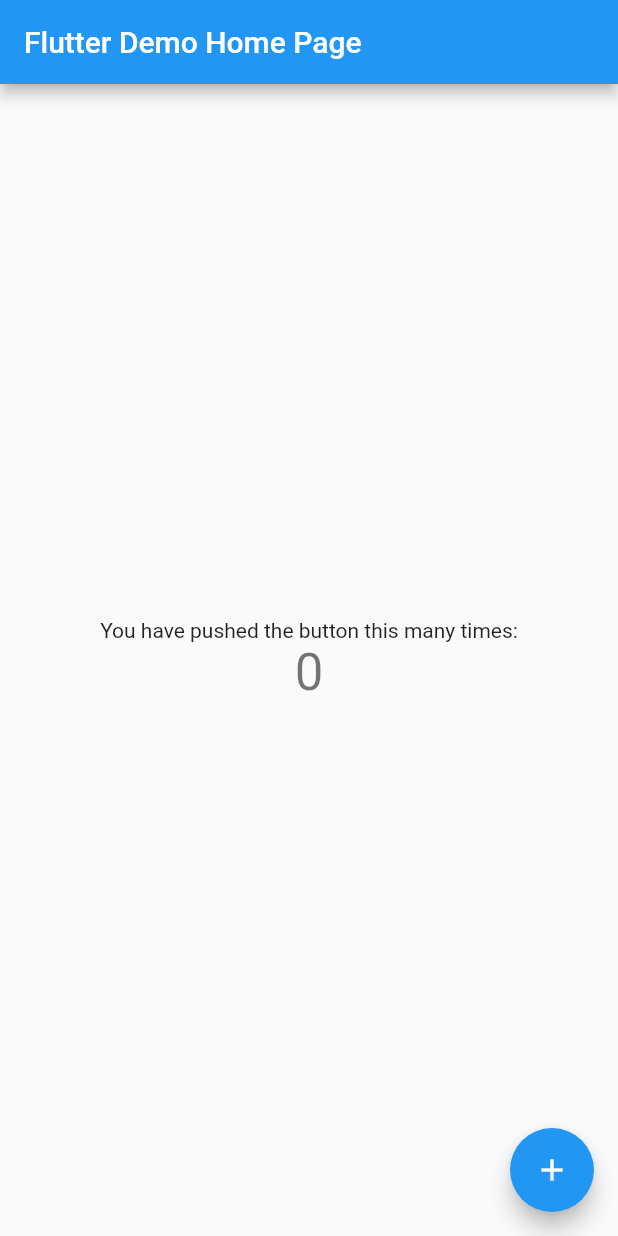
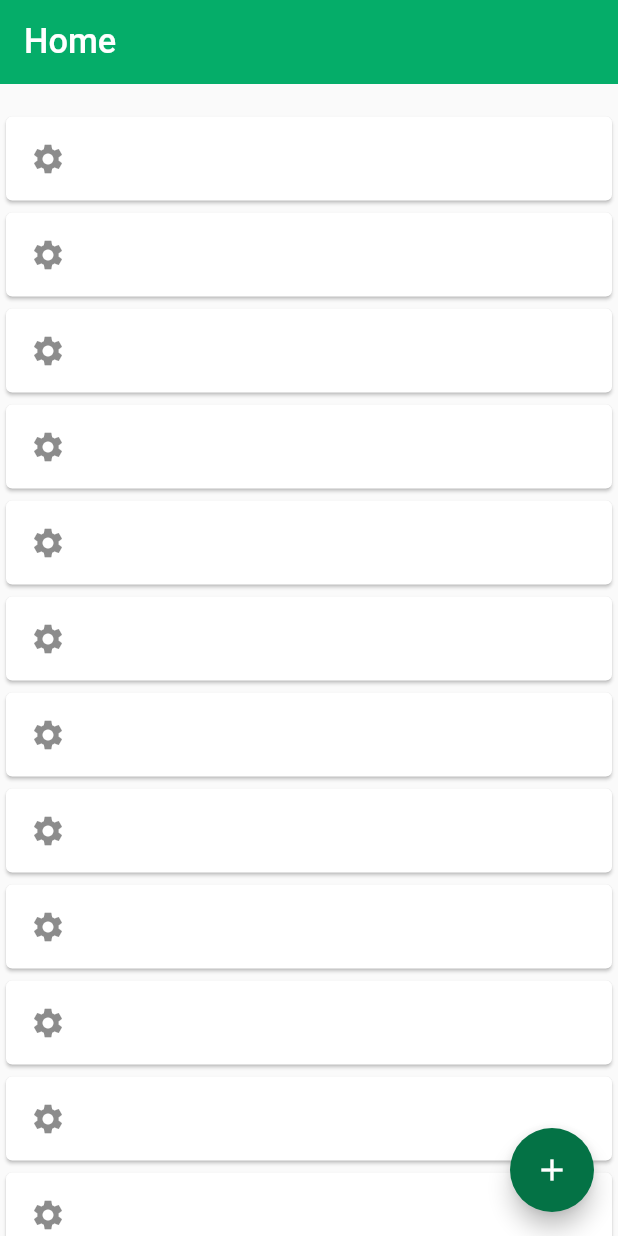
Before and after one commit to Mashood97/Flutter-Clean-Architecture-Implementation, a Flutter app: the screen it shows after launch, on a phone screen of 412 x 824 dp. Run offline on Flutter 3.47's test engine with Material 2 defaults, Android fonts, the phone set to English and light mode, and no system bars; our stand-ins replace equatable, floor, flutter_bloc, flutter_screenutil, get_it, sqflite; accounts and stored records are empty; generated files the repository leaves out were written again.

Commit message:
Add Routing, app wide widgets and ui helpers.

```diff
--- /dev/null
+++ b/lib/core/presentation/pages/add_task.dart
@@ -0,0 +1,12 @@
+import 'package:flutter/material.dart';
+
+class AddTask extends StatelessWidget {
+  const AddTask({ Key? key }) : super(key: key);
+
+  @override
+  Widget build(BuildContext context) {
+    return Scaffold(
+
+    );
+  }
+}
--- /dev/null
+++ b/lib/core/presentation/pages/home.dart
@@ -0,0 +1,52 @@
+import 'package:flutter/material.dart';
+import 'package:flutter_dailytask/core/presentation/widgets/appwide_appbar.dart';
+import 'package:flutter_dailytask/helpers/constant/constant_ui.dart';
+import 'package:flutter_dailytask/helpers/routing/app_route.dart';
+import 'package:flutter_screenutil/flutter_screenutil.dart';
+
+class Home extends StatelessWidget {
+  @override
+  Widget build(BuildContext context) {
+    return Scaffold(
+      appBar: CustomAppBar(
+        actions: [],
+        appTitle: 'Home',
+        centerTitle: false,
+        leading: null,
+      ),
+      body: SafeArea(
+        child: SingleChildScrollView(
+          child: Column(
+            mainAxisAlignment: MainAxisAlignment.start,
+            crossAxisAlignment: CrossAxisAlignment.start,
+            children: [
+              AppUtils.changeSizedBoxHeight(14.h),
+              ListView.builder(
+                shrinkWrap: true,
+                physics: NeverScrollableScrollPhysics(),
+                itemBuilder: (ctx, index) => Container(
+                  child: Card(
+                    child: ListTile(
+                      leading: Icon(Icons.settings),
+                    ),
+                  ),
+                ),
+                itemCount: 20,
+              ),
+            ],
+          ),
+        ),
+      ),
+      floatingActionButton: FloatingActionButton(
+        backgroundColor: AppColors.kDarkGreen,
+        splashColor: AppColors.kBlue,
+        onPressed: () {
+          Navigator.pushNamed(context, PageConst.addNewTaskPage);
+        },
+        child: Icon(
+          Icons.add,
+        ),
+      ),
+    );
+  }
+}
--- /dev/null
+++ b/lib/core/presentation/widgets/appwide_appbar.dart
@@ -0,0 +1,41 @@
+import 'package:flutter/material.dart';
+import 'package:flutter/services.dart';
+import 'package:flutter_dailytask/helpers/constant/constant_ui.dart';
+
+class CustomAppBar extends AppBar {
+  final Widget? leading;
+  final List<Widget>? actions;
+  final String? appTitle;
+  final bool? centerTitle;
+
+  CustomAppBar({
+    this.appTitle,
+    this.actions,
+    this.leading,
+    this.centerTitle,
+  }) : super(
+          backgroundColor: AppColors.kLightGreen,
+          actionsIconTheme: IconThemeData(color: AppColors.kWhite),
+          iconTheme: IconThemeData(
+            color: AppColors.kWhite,
+          ),
+          brightness: Brightness.dark,
+          backwardsCompatibility: false,
+          systemOverlayStyle: SystemUiOverlayStyle(
+            statusBarColor: AppColors.kDarkGreen,
+          ),
+          title: Text(
+            appTitle!,
+            style: TextStyle(
+              fontSize: AppFontSizes.largeFontSize,
+              fontWeight: AppFontWeights.mediumFontWeight,
+              color: AppColors.kWhite,
+              decoration: TextDecoration.none,
+            ),
+          ),
+          centerTitle: centerTitle,
+          elevation: 0.0,
+          bottomOpacity: 0.0,
+          actions: actions,
+        );
+}
--- /dev/null
+++ b/lib/helpers/constant/constant_ui.dart
@@ -0,0 +1,141 @@
+import 'package:flutter/material.dart';
+import 'package:flutter_dailytask/helpers/extensions/hex_color_extension.dart';
+
+import 'package:flutter_screenutil/flutter_screenutil.dart';
+
+//App Colors define here so we can update them in future which affect whole app.
+class AppColors {
+  static Color kDarkGreen = HexColor.fromHex("047245");
+  static Color kMidGreen = HexColor.fromHex("048E56");
+  static Color kLightGreen = HexColor.fromHex("05AD69");
+  static Color kWhite = Colors.white;
+  static Color kLightTeal = HexColor.fromHex("75DBE5");
+  static Color kBlack = HexColor.fromHex("000000");
+  static Color kGrey = HexColor.fromHex("333333");
+  static Color kPurple = HexColor.fromHex("7200F8");
+  static Color kBlue = HexColor.fromHex("0099F8");
+  static Color kMidTeal = HexColor.fromHex("97E6DD");
+  static Color kMidGrey = HexColor.fromHex("707070");
+  static Color kBrownDark = HexColor.fromHex("685E5C");
+  static Color kGreen = HexColor.fromHex("7BCC46");
+  static Color kLightBrown = HexColor.fromHex("766C69");
+  static Color kSkyBlue = HexColor.fromHex("D1FBFF");
+  static Color kLightWhiteColor = HexColor.fromHex("cde7dc");
+  static Color kBorderWeeklypreferencesColor = HexColor.fromHex("B8F0E6");
+  static Color kAppBacgroundGradientColor1 = HexColor.fromHex("E5F7F4");
+  static Color kAppBacgroundGradientColor2 = HexColor.fromHex("B1F0E4");
+  static Color kCardBackgroundColorHistoryView = Color(0xFFbf3fcfc);
+}
+
+//App FontSizes define here.
+class AppFontSizes {
+  static double smallFontSize = 12.sp;
+  static double mediumFontSize = 16.sp;
+  static double largeFontSize = 20.sp;
+  static double xLargeFontSize = 24.sp;
+}
+
+class AppFontWeights {
+  static FontWeight thinFontWeight = FontWeight.w100;
+  static FontWeight smallFontWeight = FontWeight.w300;
+  static FontWeight mediumFontWeight = FontWeight.w500;
+  static FontWeight boldFontWeight = FontWeight.w600;
+}
+
+//All app utils define here foreg: screen height,width, padding etc.
+class AppUtils {
+  // static double get screenHeight => Get.height;
+  // static double get screenWidth => Get.width;
+  // static bool get isOverLayOpen => Get.isOverlaysOpen;
+  // static bool get isOverLayClose => Get.isOverlaysClosed;
+
+  // static String get getCurrentRoute => Get.currentRoute;
+
+  static final kBorderRadius = BorderRadius.circular(10.r);
+
+  //full rounded button used in login view.
+  static final kButtonCircularBorderRadius = BorderRadius.circular(20.r);
+
+  //little rounded button for eg using in user profile of psw.
+  static final kButtonLittleCircularBorderRadius = BorderRadius.circular(10.r);
+
+  static const kDivider = Divider();
+
+  static final kPaddingHorizontal = EdgeInsets.symmetric(horizontal: 10.w);
+  static final kPaddingVertical = EdgeInsets.symmetric(vertical: 10.h);
+  static final kPaddingAllSides = EdgeInsets.all(10.h);
+
+  static final kSizedBoxHeight = SizedBox(
+    height: 14.h,
+  );
+
+  static final kSizedBoxWidth = SizedBox(
+    width: 14.w,
+  );
+
+  static SizedBox changeSizedBoxHeight(double height) {
+    return SizedBox(
+      height: height,
+    );
+  }
+
+  static SizedBox changeSizedBoxWidth(double width) {
+    return SizedBox(
+      width: width,
+    );
+  }
+
+  static Divider changeDivider(
+      {double? height, double? endIndent, double? startIndent, Color? color}) {
+    return Divider(
+      endIndent: endIndent!,
+      indent: startIndent!,
+      thickness: height!,
+      color: color!,
+    );
+  }
+}
+
+class AppImages {
+  static const _img_directory = 'assets/images';
+  static const kSplashBackgroundImage = '$_img_directory/splash_bg.svg';
+  static const kSplashBackgroundImagePNG = '$_img_directory/splash_bg.png';
+  static const kAppBackgroundImage = '$_img_directory/screen_bg.svg';
+  static const kAppBackgroundImagePng = '$_img_directory/screen_bg.png';
+  static const kSplashElderBerryLogo =
+      '$_img_directory/elderberry_splash_logo.svg';
+  static const kAppBarElderBerryHeader =
+      '$_img_directory/elderberry_white_logo.svg';
+  static const kBottomNavUpcomingImg = '$_img_directory/upcoming.svg';
+  static const kBottomNavAvailavilityImg = '$_img_directory/availability.svg';
+  static const kBottomNavProfileImg = '$_img_directory/profile.svg';
+  static const kBottomNavHistoryImg = '$_img_directory/history.svg';
+  static const kProfileEditFieldImage = '$_img_directory/edit.svg';
+  static const kProfileEditBlueFieldImage = '$_img_directory/edit_blue.svg';
+  static const kProfileDummyUserImage = '$_img_directory/img_andrea.svg';
+  static const kHistoryDownloadIcon = '$_img_directory/copy_item.svg';
+  //Booking details view:
+  static const kDummyGoogleMapImage = '$_img_directory/google_map_dummy.jpeg';
+  //profile image png
+  static const kProfileImagePng = '$_img_directory/img_andrea.png';
+
+  //Weekly Preferences PSW
+  static const kAddImage = '$_img_directory/add.svg';
+  static const kCloseImage = '$_img_directory/close.svg';
+  //Schedule Exceptions Psw:
+  static const kLeftArrow = '$_img_directory/left_arrow.svg';
+  static const kRightArrow = '$_img_directory/right_arrow.svg';
+
+  //carer module:
+  //home screen:
+  static const kTabImageScheduler = '$_img_directory/scheduler.svg';
+  static const kTabImageCareRecievers = '$_img_directory/care_receivers.svg';
+  static const kTabImageSettings = '$_img_directory/settings.svg';
+  //history and upcoming image used earlier.
+  //Add care reciever
+  static const kHeartImage = '$_img_directory/down_arrow_purple.svg';
+  static const kHeartBlueImage = '$_img_directory/down_arrow_blue.svg';
+  static const kCheckSelectedImage = '$_img_directory/checkbox_selected.svg';
+  static const kCheckUnSelectedImage =
+      '$_img_directory/checkbox_unselected.svg';
+}
--- /dev/null
+++ b/lib/helpers/extensions/hex_color_extension.dart
@@ -0,0 +1,18 @@
+import 'package:flutter/material.dart';
+
+extension HexColor on Color {
+  /// String is in the format "aabbcc" or "ffaabbcc" with an optional leading "#".
+  static Color fromHex( String hexString) {
+    final buffer = StringBuffer();
+    if (hexString.length == 6 || hexString.length == 7) buffer.write('ff');
+    buffer.write(hexString.replaceFirst('#', ''));
+    return Color(int.parse(buffer.toString(), radix: 16));
+  }
+
+  /// Prefixes a hash sign if [leadingHashSign] is set to `true` (default is `true`).
+  String toHex({bool leadingHashSign = true}) => '${leadingHashSign ? '#' : ''}'
+      '${alpha.toRadixString(16).padLeft(2, '0')}'
+      '${red.toRadixString(16).padLeft(2, '0')}'
+      '${green.toRadixString(16).padLeft(2, '0')}'
+      '${blue.toRadixString(16).padLeft(2, '0')}';
+}
--- /dev/null
+++ b/lib/helpers/routing/app_route.dart
@@ -0,0 +1,51 @@
+import 'package:flutter/material.dart';
+import 'package:flutter_dailytask/core/presentation/pages/add_task.dart';
+import 'package:flutter_dailytask/core/presentation/pages/home.dart';
+import 'package:flutter_dailytask/core/presentation/widgets/appwide_appbar.dart';
+
+class PageConst {
+  static const String task_home = "/";
+  static const String addNewTaskPage = "/add-Task";
+}
+
+class OnGenerateRoute {
+  static Route<dynamic> route(RouteSettings settings) {
+    final args = settings.arguments;
+
+    switch (settings.name) {
+      case PageConst.task_home:
+        {
+          return materialBuilder(widget: Home());
+        }
+      case PageConst.addNewTaskPage:
+        {
+          return materialBuilder(widget: AddTask());
+        }
+      default:
+        return materialBuilder(
+          widget: ErrorPage(),
+        );
+    }
+  }
+}
+
+class ErrorPage extends StatelessWidget {
+  @override
+  Widget build(BuildContext context) {
+    return Scaffold(
+      appBar: CustomAppBar(
+        actions: [],
+        appTitle: 'Error',
+        centerTitle: false,
+        leading: null,
+      ),
+      body: Center(
+        child: Text("ERROR"),
+      ),
+    );
+  }
+}
+
+MaterialPageRoute materialBuilder({Widget? widget}) {
+  return MaterialPageRoute(builder: (_) => widget!);
+}
--- a/lib/main.dart
+++ b/lib/main.dart
@@ -1,10 +1,12 @@
 import 'package:flutter/material.dart';
 import 'package:flutter_bloc/flutter_bloc.dart';
+import 'package:flutter_screenutil/flutter_screenutil.dart';
 import 'core/presentation/cubit/task_cubit.dart';
 import 'helpers/dependency_injection/injection_container.dart' as di;
+import 'helpers/routing/app_route.dart';
 
- void main() async {
-   WidgetsFlutterBinding.ensureInitialized();
+void main() async {
+  WidgetsFlutterBinding.ensureInitialized();
 
   await di.init();
   runApp(MyApp());
@@ -16,107 +18,17 @@
   Widget build(BuildContext context) {
     return BlocProvider<TaskCubit>(
       create: (_) => di.sl!<TaskCubit>()..getAllTasks(),
-      child: MaterialApp(
-        title: 'My Daily Task App',
-        theme: ThemeData(
-          // This is the theme of your application.
-          //
-          // Try running your application with "flutter run". You'll see the
-          // application has a blue toolbar. Then, without quitting the app, try
-          // changing the primarySwatch below to Colors.green and then invoke
-          // "hot reload" (press "r" in the console where you ran "flutter run",
-          // or simply save your changes to "hot reload" in a Flutter IDE).
-          // Notice that the counter didn't reset back to zero; the application
-          // is not restarted.
-          primarySwatch: Colors.blue,
+      child: ScreenUtilInit(
+        builder: () => MaterialApp(
+          title: 'My Daily Task App',
+          debugShowCheckedModeBanner: false,
+          theme: ThemeData(
+            primarySwatch: Colors.blue,
+          ),
+          onGenerateRoute: OnGenerateRoute.route,
         ),
-        home: MyHomePage(title: 'Flutter Demo Home Page'),
+        designSize: const Size(360, 650),
       ),
     );
   }
 }
-
-class MyHomePage extends StatefulWidget {
-  MyHomePage({Key? key, required this.title}) : super(key: key);
-
-  // This widget is the home page of your application. It is stateful, meaning
-  // that it has a State object (defined below) that contains fields that affect
-  // how it looks.
-
-  // This class is the configuration for the state. It holds the values (in this
-  // case the title) provided by the parent (in this case the App widget) and
-  // used by the build method of the State. Fields in a Widget subclass are
-  // always marked "final".
-
-  final String title;
-
-  @override
-  _MyHomePageState createState() => _MyHomePageState();
-}
-
-class _MyHomePageState extends State<MyHomePage> {
-  int _counter = 0;
-
-  void _incrementCounter() {
-    setState(() {
-      // This call to setState tells the Flutter framework that something has
-      // changed in this State, which causes it to rerun the build method below
-      // so that the display can reflect the updated values. If we changed
-      // _counter without calling setState(), then the build method would not be
-      // called again, and so nothing would appear to happen.
-      _counter++;
-    });
-  }
-
-  @override
-  Widget build(BuildContext context) {
-    // This method is rerun every time setState is called, for instance as done
-    // by the _incrementCounter method above.
-    //
-    // The Flutter framework has been optimized to make rerunning build methods
-    // fast, so that you can just rebuild anything that needs updating rather
-    // than having to individually change instances of widgets.
-    return Scaffold(
-      appBar: AppBar(
-        // Here we take the value from the MyHomePage object that was created by
-        // the App.build method, and use it to set our appbar title.
-        title: Text(widget.title),
-      ),
-      body: Center(
-        // Center is a layout widget. It takes a single child and positions it
-        // in the middle of the parent.
-        child: Column(
-          // Column is also a layout widget. It takes a list of children and
-          // arranges them vertically. By default, it sizes itself to fit its
-          // children horizontally, and tries to be as tall as its parent.
-          //
-          // Invoke "debug painting" (press "p" in the console, choose the
-          // "Toggle Debug Paint" action from the Flutter Inspector in Android
-          // Studio, or the "Toggle Debug Paint" command in Visual Studio Code)
-          // to see the wireframe for each widget.
-          //
-          // Column has various properties to control how it sizes itself and
-          // how it positions its children. Here we use mainAxisAlignment to
-          // center the children vertically; the main axis here is the vertical
-          // axis because Columns are vertical (the cross axis would be
-          // horizontal).
-          mainAxisAlignment: MainAxisAlignment.center,
-          children: <Widget>[
-            Text(
-              'You have pushed the button this many times:',
-            ),
-            Text(
-              '$_counter',
-              style: Theme.of(context).textTheme.headline4,
-            ),
-          ],
-        ),
-      ),
-      floatingActionButton: FloatingActionButton(
-        onPressed: _incrementCounter,
-        tooltip: 'Increment',
-        child: Icon(Icons.add),
-      ), // This trailing comma makes auto-formatting nicer for build methods.
-    );
-  }
-}
--- a/pubspec.yaml
+++ b/pubspec.yaml
@@ -34,6 +34,8 @@
   equatable:
   retrofit:
   flutter_bloc:
+  flutter_screenutil: ^5.0.0+2
+
 
 dev_dependencies:
   flutter_test:
```
Also changed, not shown: pubspec.lock.
